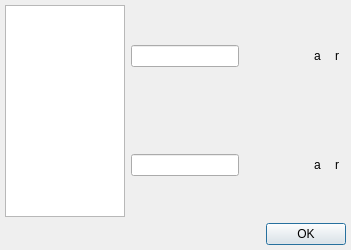
First picture: the form in gui/optionsdialog.ui, repository rasgo-cc/Component-Organizer, before the edit.
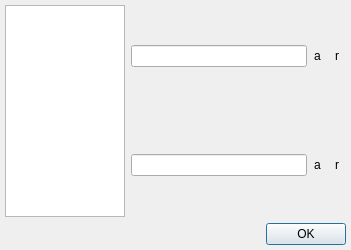
Second picture: the form after the edit. The open tabs and pages were chosen to show the change. Icons and pictures are not drawn.

Diff of the .ui file:
```diff
--- a/gui/optionsdialog.ui
+++ b/gui/optionsdialog.ui
@@ -6,8 +6,8 @@
    <rect>
     <x>0</x>
     <y>0</y>
-    <width>332</width>
-    <height>196</height>
+    <width>384</width>
+    <height>218</height>
    </rect>
   </property>
   <property name="windowTitle">
@@ -313,26 +313,13 @@
                 <item>
                  <widget class="QLineEdit" name="primaryLabel_lineEdit">
                   <property name="sizePolicy">
-                   <sizepolicy hsizetype="Fixed" vsizetype="Fixed">
+                   <sizepolicy hsizetype="Expanding" vsizetype="Fixed">
                     <horstretch>0</horstretch>
                     <verstretch>0</verstretch>
                    </sizepolicy>
                   </property>
                  </widget>
                 </item>
-                <item>
-                 <spacer name="horizontalSpacer_4">
-                  <property name="orientation">
-                   <enum>Qt::Horizontal</enum>
-                  </property>
-                  <property name="sizeHint" stdset="0">
-                   <size>
-                    <width>5</width>
-                    <height>15</height>
-                   </size>
-                  </property>
-                 </spacer>
-                </item>
                 <item>
                  <widget class="QToolButton" name="addPrimaryLabel_toolButton">
                   <property name="font">
@@ -407,26 +394,13 @@
                 <item>
                  <widget class="QLineEdit" name="secondaryLabel_lineEdit">
                   <property name="sizePolicy">
-                   <sizepolicy hsizetype="Fixed" vsizetype="Fixed">
+                   <sizepolicy hsizetype="Expanding" vsizetype="Fixed">
                     <horstretch>0</horstretch>
                     <verstretch>0</verstretch>
                    </sizepolicy>
                   </property>
                  </widget>
                 </item>
-                <item>
-                 <spacer name="horizontalSpacer_5">
-                  <property name="orientation">
-                   <enum>Qt::Horizontal</enum>
-                  </property>
-                  <property name="sizeHint" stdset="0">
-                   <size>
-                    <width>5</width>
-                    <height>15</height>
-                   </size>
-                  </property>
-                 </spacer>
-                </item>
                 <item>
                  <widget class="QToolButton" name="addSecondaryLabel_toolButton">
                   <property name="font">
```
Left out of the diff: 45 changed lines with no effect on the pictures.
